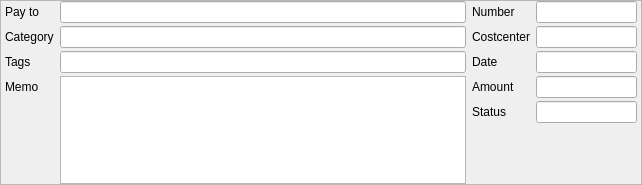
Old version of the form kmymoney/views/newtransactionform.ui in the repository KDE/kmymoney.
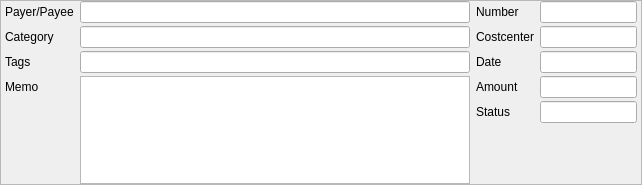
New version of the form.

Commit message: Update label to be more generic

What changed in the file:
```diff
--- a/kmymoney/views/newtransactionform.ui
+++ b/kmymoney/views/newtransactionform.ui
@@ -37,7 +37,7 @@
      <item row="0" column="0">
       <widget class="QLabel" name="label">
        <property name="text">
-        <string>Pay to</string>
+        <string>Payer/Payee</string>
        </property>
       </widget>
      </item>
```
The commit also changes 2 other files.
